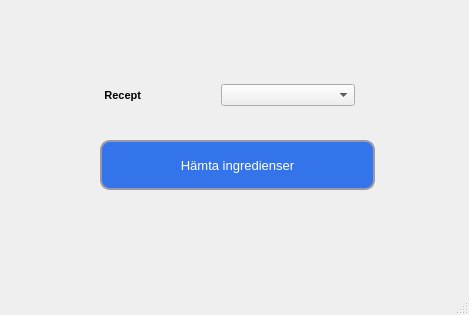
Above: code/viewer/UI/start_menu.ui from marcusgostasson/smartshop before the change. Below: the same form after it.
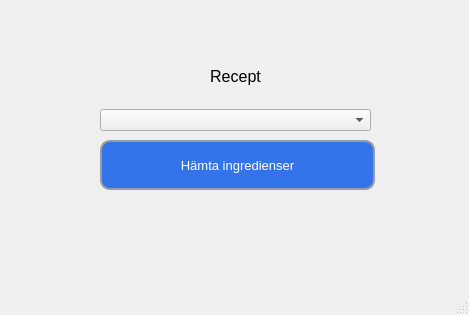
That is the form after the change. Icons and pictures are not drawn.

Patch:
```diff
--- a/code/viewer/UI/start_menu.ui
+++ b/code/viewer/UI/start_menu.ui
@@ -10,6 +10,12 @@
     <height>315</height>
    </rect>
   </property>
+  <property name="sizePolicy">
+   <sizepolicy hsizetype="Expanding" vsizetype="Preferred">
+    <horstretch>0</horstretch>
+    <verstretch>0</verstretch>
+   </sizepolicy>
+  </property>
   <property name="windowTitle">
    <string>SmartShop</string>
   </property>
@@ -77,38 +83,45 @@
    <widget class="QWidget" name="horizontalLayoutWidget">
     <property name="geometry">
      <rect>
-      <x>80</x>
+      <x>100</x>
       <y>50</y>
-      <width>275</width>
-      <height>91</height>
+      <width>271</width>
+      <height>81</height>
      </rect>
     </property>
-    <layout class="QHBoxLayout" name="horizontalLayout">
-     <property name="leftMargin">
-      <number>0</number>
-     </property>
-     <property name="rightMargin">
-      <number>0</number>
-     </property>
-     <property name="bottomMargin">
-      <number>0</number>
-     </property>
+    <layout class="QVBoxLayout" name="verticalLayout">
      <item>
       <widget class="QLabel" name="recept_label">
+       <property name="sizePolicy">
+        <sizepolicy hsizetype="Expanding" vsizetype="Preferred">
+         <horstretch>0</horstretch>
+         <verstretch>0</verstretch>
+        </sizepolicy>
+       </property>
        <property name="font">
         <font>
-         <pointsize>8</pointsize>
-         <weight>75</weight>
-         <bold>true</bold>
+         <pointsize>12</pointsize>
+         <weight>50</weight>
+         <bold>false</bold>
         </font>
        </property>
        <property name="text">
-        <string>        Recept</string>
+        <string>Recept</string>
+       </property>
+       <property name="alignment">
+        <set>Qt::AlignCenter</set>
        </property>
       </widget>
      </item>
      <item>
-      <widget class="QComboBox" name="chosen_recipe"/>
+      <widget class="QComboBox" name="chosen_recipe">
+       <property name="sizePolicy">
+        <sizepolicy hsizetype="Expanding" vsizetype="Fixed">
+         <horstretch>0</horstretch>
+         <verstretch>0</verstretch>
+        </sizepolicy>
+       </property>
+      </widget>
      </item>
     </layout>
    </widget>
```
Left out of the diff: 2 changed lines with no effect on the pictures.
